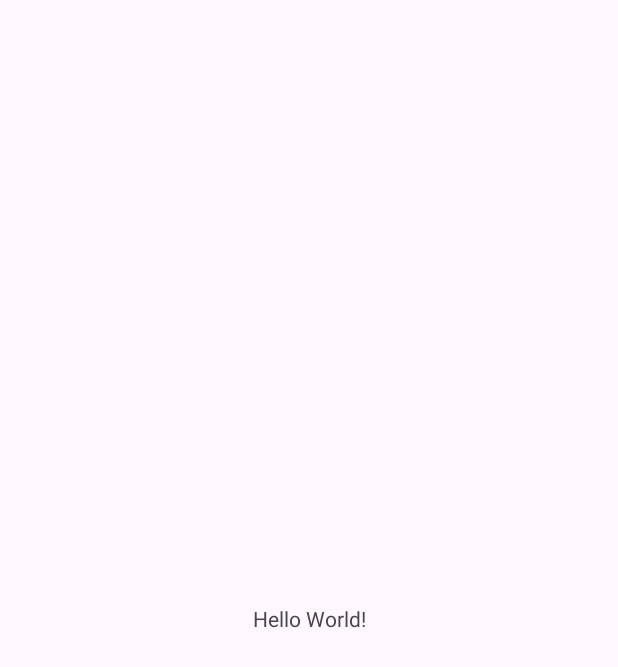
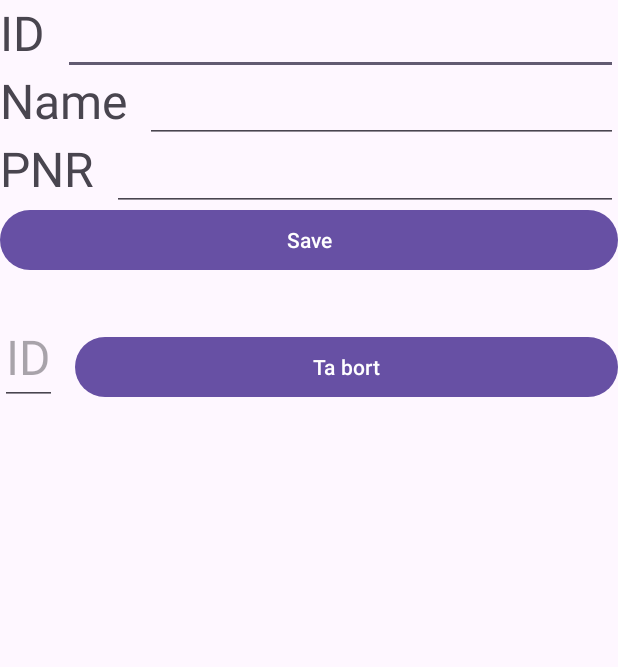
Before and after one commit to karlstad-business-school/ISGC12-Utveckling-av-mobila-applikationer-HT25, an Android app: the screen it shows after launch (MainActivity), on a phone screen of 412 x 824 dp. Before the commit the part shown is almost empty. Shown: the top 667 px of the screen. Run offline under Robolectric (Android 15) with nearby library versions, the phone set to English and light mode, and no system bars.

Commit message:
F3 Slutkod

```diff
--- a/Hantera_studenter_v1/app/src/main/java/com/example/hantera_studenter_v1/MainActivity.java
+++ b/Hantera_studenter_v1/app/src/main/java/com/example/hantera_studenter_v1/MainActivity.java
@@ -13,6 +13,11 @@ import androidx.core.view.ViewCompat;
 import androidx.core.view.WindowInsetsCompat;
 
 public class MainActivity extends AppCompatActivity {
+
+    private EditText idET, nameET, pnrET;
+    private Button addBtn;
+    private TextView studentList;
+
     @Override
     protected void onCreate(Bundle savedInstanceState) {
         super.onCreate(savedInstanceState);
@@ -24,6 +29,35 @@ public class MainActivity extends AppCompatActivity {
             return insets;
         });
 
+        new Database();
+
+        idET = findViewById(R.id.student_id);
+        nameET = findViewById(R.id.student_name);
+        pnrET = findViewById(R.id.student_pnr);
+        addBtn = findViewById(R.id.add_btn);
+        studentList = findViewById(R.id.student_list);
+
+        addBtn.setOnClickListener(new View.OnClickListener() {
+            @Override
+            public void onClick(View view) {
+                int id = Integer.parseInt(idET.getText().toString());
+                String name = nameET.getText().toString();
+                String pnr = pnrET.getText().toString();
+
+                Student s = new Student(id, name, pnr);
+                Database.instance.add(s);
+                studentList.setText(Database.instance.printStudents());
+            }
+        });
+
+
     }
 
+    public void removeStudent(View view) {
+        EditText rID = findViewById(R.id.remove_id);
+        int id = Integer.parseInt(rID.getText().toString());
+
+        Database.instance.remove(id);
+        studentList.setText(Database.instance.printStudents());
+    }
 }
--- a/Hantera_studenter_v1/app/src/main/res/layout/activity_main.xml
+++ b/Hantera_studenter_v1/app/src/main/res/layout/activity_main.xml
@@ -7,13 +7,105 @@
     android:layout_height="match_parent"
     tools:context=".MainActivity">
 
-    <TextView
-        android:layout_width="wrap_content"
-        android:layout_height="wrap_content"
-        android:text="Hello World!"
-        app:layout_constraintBottom_toBottomOf="parent"
-        app:layout_constraintEnd_toEndOf="parent"
-        app:layout_constraintStart_toStartOf="parent"
-        app:layout_constraintTop_toTopOf="parent" />
+    <LinearLayout
+        android:layout_width="match_parent"
+        android:layout_height="match_parent"
+        android:orientation="vertical">
+
+        <LinearLayout
+            android:layout_width="match_parent"
+            android:layout_height="wrap_content"
+            android:orientation="horizontal">
+
+            <TextView
+                android:layout_width="wrap_content"
+                android:layout_height="match_parent"
+                android:text="ID"
+                android:textSize="32dp"
+                android:layout_marginRight="12dp"/>
+
+            <EditText
+                android:id="@+id/student_id"
+                android:layout_width="match_parent"
+                android:layout_height="wrap_content"
+                android:inputType="number"/>
+        </LinearLayout>
+        <LinearLayout
+            android:layout_width="match_parent"
+            android:layout_height="wrap_content"
+            android:orientation="horizontal">
+
+            <TextView
+                android:layout_width="wrap_content"
+                android:layout_height="match_parent"
+                android:text="Name"
+                android:textSize="32dp"
+                android:layout_marginRight="12dp"/>
+
+            <EditText
+                android:id="@+id/student_name"
+                android:layout_width="match_parent"
+                android:layout_height="wrap_content"
+                android:inputType="text"/>
+        </LinearLayout>
+        <LinearLayout
+            android:layout_width="match_parent"
+            android:layout_height="wrap_content"
+            android:orientation="horizontal">
+
+            <TextView
+                android:layout_width="wrap_content"
+                android:layout_height="match_parent"
+                android:text="PNR"
+                android:textSize="32dp"
+                android:layout_marginRight="12dp"/>
+
+            <EditText
+                android:id="@+id/student_pnr"
+                android:layout_width="match_parent"
+                android:layout_height="wrap_content"
+                android:inputType="number"/>
+        </LinearLayout>
+
+
+        <Button
+            android:id="@+id/add_btn"
+            android:layout_width="match_parent"
+            android:layout_height="wrap_content"
+            android:text="Save"/>
+
+        <TextView
+            android:id="@+id/student_list"
+            android:layout_width="match_parent"
+            android:layout_height="wrap_content"
+            android:textSize="16dp"/>
+
+
+        <LinearLayout
+            android:layout_width="match_parent"
+            android:layout_height="wrap_content"
+            android:orientation="horizontal">
+
+            <EditText
+                android:id="@+id/remove_id"
+                android:layout_width="wrap_content"
+                android:layout_height="wrap_content"
+                android:textSize="32dp"
+                android:layout_marginRight="12dp"
+                android:inputType="number"
+                android:hint="ID"/>
+
+            <Button
+                android:layout_width="match_parent"
+                android:layout_height="wrap_content"
+                android:text="Ta bort"
+                android:onClick="removeStudent"/>
+        </LinearLayout>
+
+
+
+
+
+    </LinearLayout>
 
 </androidx.constraintlayout.widget.ConstraintLayout>
```
